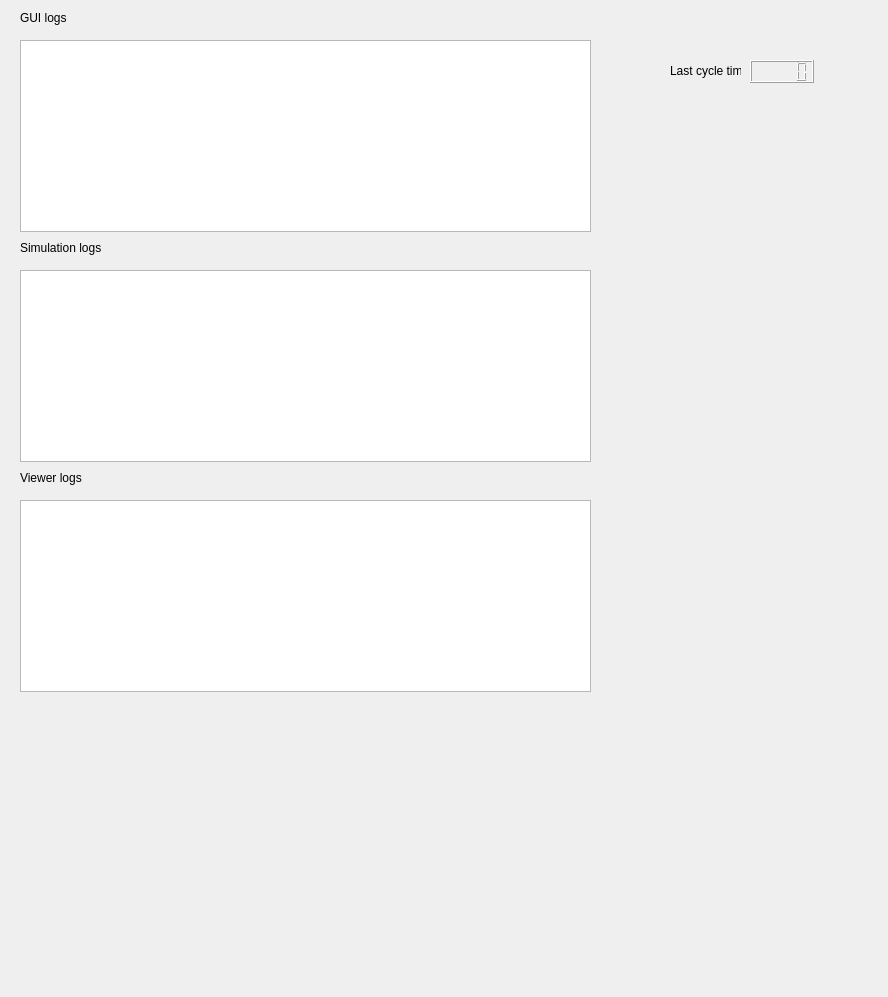
marcontex8/MCSuperCar, file Modules/gui/ui/DiagnosticsWindow.ui: the form before one commit.
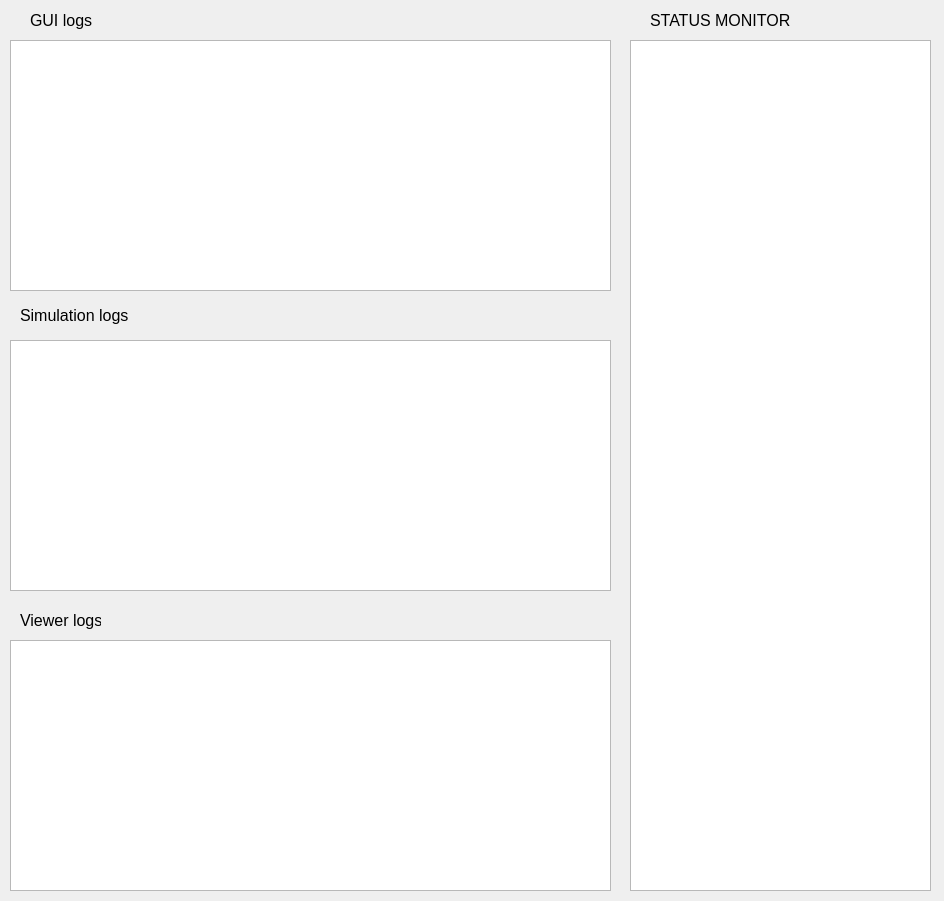
The form after the commit.

Commit message: Diagnostics finally implemented!

Diff of the .ui file:
```diff
--- a/Modules/gui/ui/DiagnosticsWindow.ui
+++ b/Modules/gui/ui/DiagnosticsWindow.ui
@@ -6,8 +6,8 @@
    <rect>
     <x>0</x>
     <y>0</y>
-    <width>888</width>
-    <height>997</height>
+    <width>944</width>
+    <height>901</height>
    </rect>
   </property>
   <property name="windowTitle">
@@ -16,12 +16,18 @@
   <widget class="QLabel" name="l_gui_logs">
    <property name="geometry">
     <rect>
-     <x>20</x>
+     <x>30</x>
      <y>10</y>
-     <width>81</width>
-     <height>16</height>
+     <width>121</width>
+     <height>21</height>
     </rect>
    </property>
+   <property name="font">
+    <font>
+     <family>Arial</family>
+     <pointsize>12</pointsize>
+    </font>
+   </property>
    <property name="text">
     <string>GUI logs</string>
    </property>
@@ -30,11 +36,17 @@
    <property name="geometry">
     <rect>
      <x>20</x>
-     <y>240</y>
-     <width>81</width>
-     <height>16</height>
+     <y>300</y>
+     <width>131</width>
+     <height>31</height>
     </rect>
    </property>
+   <property name="font">
+    <font>
+     <family>Arial</family>
+     <pointsize>12</pointsize>
+    </font>
+   </property>
    <property name="text">
     <string>Simulation logs</string>
    </property>
@@ -43,65 +55,80 @@
    <property name="geometry">
     <rect>
      <x>20</x>
-     <y>470</y>
+     <y>610</y>
      <width>81</width>
-     <height>16</height>
+     <height>21</height>
     </rect>
    </property>
+   <property name="font">
+    <font>
+     <family>Arial</family>
+     <pointsize>12</pointsize>
+    </font>
+   </property>
    <property name="text">
     <string>Viewer logs</string>
    </property>
   </widget>
+  <widget class="QTextEdit" name="te_monitor">
+   <property name="geometry">
+    <rect>
+     <x>630</x>
+     <y>40</y>
+     <width>301</width>
+     <height>851</height>
+    </rect>
+   </property>
+  </widget>
   <widget class="QLabel" name="label">
    <property name="geometry">
     <rect>
-     <x>670</x>
-     <y>60</y>
-     <width>71</width>
-     <height>21</height>
+     <x>650</x>
+     <y>10</y>
+     <width>211</width>
+     <height>20</height>
     </rect>
    </property>
+   <property name="font">
+    <font>
+     <family>Arial</family>
+     <pointsize>12</pointsize>
+    </font>
+   </property>
    <property name="text">
-    <string>Last cycle time:</string>
+    <string>STATUS MONITOR</string>
    </property>
-  </widget>
-  <widget class="QLCDNumber" name="lcdNumber">
-   <property name="geometry">
-    <rect>
-     <x>750</x>
-     <y>60</y>
-     <width>64</width>
-     <height>23</height>
-    </rect>
+   <property name="alignment">
+    <set>Qt::AlignLeading|Qt::AlignLeft|Qt::AlignVCenter</set>
    </property>
   </widget>
-  <widget class="QListWidget" name="lw_GUI_logs">
+  <widget class="QTextEdit" name="te_gui_logs">
    <property name="geometry">
     <rect>
-     <x>20</x>
+     <x>10</x>
      <y>40</y>
-     <width>571</width>
-     <height>192</height>
+     <width>601</width>
+     <height>251</height>
     </rect>
    </property>
   </widget>
-  <widget class="QListWidget" name="lw_simulation_logs">
+  <widget class="QTextEdit" name="te_simulation_logs">
    <property name="geometry">
     <rect>
-     <x>20</x>
-     <y>270</y>
-     <width>571</width>
-     <height>192</height>
+     <x>10</x>
+     <y>340</y>
+     <width>601</width>
+     <height>251</height>
     </rect>
    </property>
   </widget>
-  <widget class="QListWidget" name="lw_viewer_logs">
+  <widget class="QTextEdit" name="te_viewer_logs">
    <property name="geometry">
     <rect>
-     <x>20</x>
-     <y>500</y>
-     <width>571</width>
-     <height>192</height>
+     <x>10</x>
+     <y>640</y>
+     <width>601</width>
+     <height>251</height>
     </rect>
    </property>
   </widget>
```
The commit also changes 6 other files.
